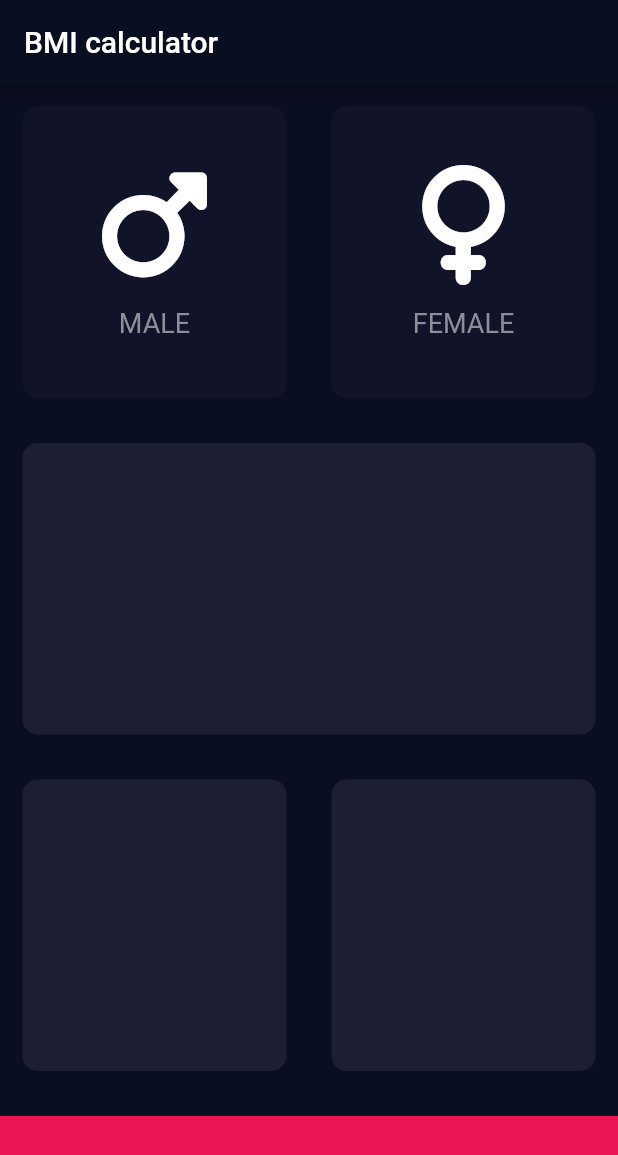
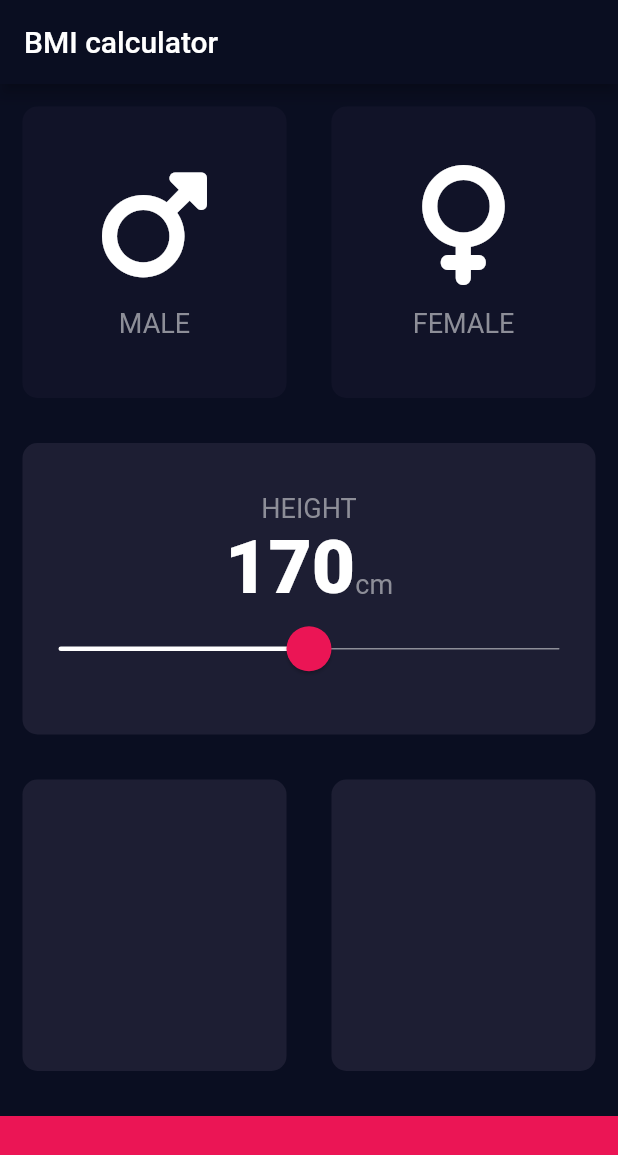
Before and after one commit to wr9dg17/BMI_calculator_flutter, a Flutter app: the screen it shows after launch, on a phone screen of 412 x 824 dp. Shown: the top 1155 px of the screen. Run offline on Flutter 3.47's test engine with Material 2 defaults, Android fonts, the phone set to English and light mode, and no system bars; our stand-ins replace font_awesome_flutter.

Commit message:
Added slider widger && refactoring

```diff
--- /dev/null
+++ b/lib/consts.dart
@@ -0,0 +1,16 @@
+import 'package:flutter/material.dart';
+
+const kButtonContainerHeight = 80.0;
+const kActiveCardColour = Color(0xFF1D1E33);
+const kInactiveCardColour = Color(0xFF111328);
+const kButtonContainerColour = Color(0xFFEB1555);
+
+const kLabelTextStyle = TextStyle(
+  fontSize: 18.0,
+  color: Color(0xFF8D8E98),
+);
+
+const kNumberTextStyle = TextStyle(
+  fontSize: 50.0,
+  fontWeight: FontWeight.w900,
+);
--- a/lib/gender_box.dart
+++ b/lib/gender_box.dart
@@ -1,21 +1,26 @@
 import 'package:flutter/material.dart';
 import 'box.dart';
+import 'consts.dart';
 
 class GenderBox extends StatelessWidget {
   final IconData icon;
   final String label;
   final Color colour;
+  final Function onPress;
 
   const GenderBox({
     Key? key,
     required this.icon,
     required this.label,
     required this.colour,
+    required this.onPress,
   }) : super(key: key);
 
   @override
   Widget build(BuildContext context) {
-    return Box(
+    return GestureDetector(
+      onTap: () => onPress(),
+      child: Box(
         colour: colour,
         child: Column(
           mainAxisAlignment: MainAxisAlignment.center,
@@ -25,14 +30,9 @@ class GenderBox extends StatelessWidget {
               size: 80.0,
             ),
             const SizedBox(height: 15.0),
-          Text(
-            label,
-            style: const TextStyle(
-              fontSize: 18.0,
-              color: Color(0xFF8D8E98),
+            Text(label, style: kLabelTextStyle)
+          ],
         ),
-          )
-        ],
       ),
     );
   }
--- a/lib/input_page.dart
+++ b/lib/input_page.dart
@@ -1,13 +1,9 @@
 import 'package:flutter/material.dart';
 import 'package:font_awesome_flutter/font_awesome_flutter.dart';
 
+import 'consts.dart';
 import 'box.dart';
 import 'gender_box.dart';
-
-const buttonContainerHeight = 80.0;
-const activeCardColour = Color(0xFF1D1E33);
-const inactiveCardColour = Color(0xFF111328);
-const buttonContainerColour = Color(0xFFEB1555);
 
 enum EGenre {
   male,
@@ -23,6 +19,7 @@ class InputPage extends StatefulWidget {
 
 class _InputPageState extends State<InputPage> {
   EGenre? selectedGenre;
+  int height = 170;
 
   @override
   Widget build(BuildContext context) {
@@ -32,40 +29,33 @@ class _InputPageState extends State<InputPage> {
         backgroundColor: const Color(0xFF0A0E21),
       ),
       body: Column(
+        crossAxisAlignment: CrossAxisAlignment.stretch,
         children: [
           Expanded(
             child: Row(
               children: [
                 Expanded(
-                  child: GestureDetector(
-                    onTap: () {
-                      setState(() {
+                  child: GenderBox(
+                    onPress: () => setState(() {
                       selectedGenre = EGenre.male;
-                      });
-                    },
-                    child: GenderBox(
+                    }),
                     icon: FontAwesomeIcons.mars,
                     label: 'MALE',
                     colour: selectedGenre == EGenre.male
-                          ? activeCardColour
-                          : inactiveCardColour,
-                    ),
+                        ? kActiveCardColour
+                        : kInactiveCardColour,
                   ),
                 ),
                 Expanded(
-                  child: GestureDetector(
-                    onTap: () {
-                      setState(() {
+                  child: GenderBox(
+                    onPress: () => setState(() {
                       selectedGenre = EGenre.female;
-                      });
-                    },
-                    child: GenderBox(
+                    }),
                     icon: FontAwesomeIcons.venus,
                     label: 'FEMALE',
                     colour: selectedGenre == EGenre.female
-                          ? activeCardColour
-                          : inactiveCardColour,
-                    ),
+                        ? kActiveCardColour
+                        : kInactiveCardColour,
                   ),
                 ),
               ],
@@ -73,8 +63,38 @@ class _InputPageState extends State<InputPage> {
           ),
           Expanded(
             child: Box(
-              colour: activeCardColour,
-              child: Container(),
+              colour: kActiveCardColour,
+              child: Column(
+                mainAxisAlignment: MainAxisAlignment.center,
+                children: [
+                  const Text(
+                    'HEIGHT',
+                    style: kLabelTextStyle,
+                  ),
+                  Row(
+                    mainAxisAlignment: MainAxisAlignment.center,
+                    crossAxisAlignment: CrossAxisAlignment.baseline,
+                    textBaseline: TextBaseline.alphabetic,
+                    children: [
+                      Text(
+                        height.toString(),
+                        style: kNumberTextStyle,
+                      ),
+                      const Text('cm', style: kLabelTextStyle),
+                    ],
+                  ),
+                  Slider(
+                    min: 120.0,
+                    max: 220.0,
+                    value: height.toDouble(),
+                    onChanged: (double value) {
+                      setState(() {
+                        height = value.round();
+                      });
+                    },
+                  ),
+                ],
+              ),
             ),
           ),
           Expanded(
@@ -82,23 +102,24 @@ class _InputPageState extends State<InputPage> {
               children: [
                 Expanded(
                   child: Box(
-                    colour: activeCardColour,
+                    colour: kActiveCardColour,
                     child: Container(),
                   ),
                 ),
-                const Expanded(
+                Expanded(
                   child: Box(
-                    colour: Color(0xFF1D1E33),
+                    colour: kActiveCardColour,
+                    child: Container(),
                   ),
                 ),
               ],
             ),
           ),
           Container(
-            color: buttonContainerColour,
+            color: kButtonContainerColour,
             margin: const EdgeInsets.only(top: 15.0),
             width: double.infinity,
-            height: buttonContainerHeight,
+            height: kButtonContainerHeight,
           )
         ],
       ),
--- a/lib/main.dart
+++ b/lib/main.dart
@@ -14,6 +14,14 @@ class BMICalculator extends StatelessWidget {
       theme: ThemeData.dark().copyWith(
         primaryColor: const Color(0xFF0A0E21),
         scaffoldBackgroundColor: const Color(0xFF0A0E21),
+        sliderTheme: SliderTheme.of(context).copyWith(
+          activeTrackColor: Colors.white,
+          inactiveTrackColor: const Color(0xFF8D8E98),
+          trackHeight: 1.0,
+          thumbColor: const Color(0xFFEB1555),
+          overlayColor: const Color(0x29EB1555),
+          thumbShape: const RoundSliderThumbShape(enabledThumbRadius: 15.0),
+        ),
       ),
       home: const InputPage(),
     );
```
Lines whose indentation alone changed are shown as unchanged.
